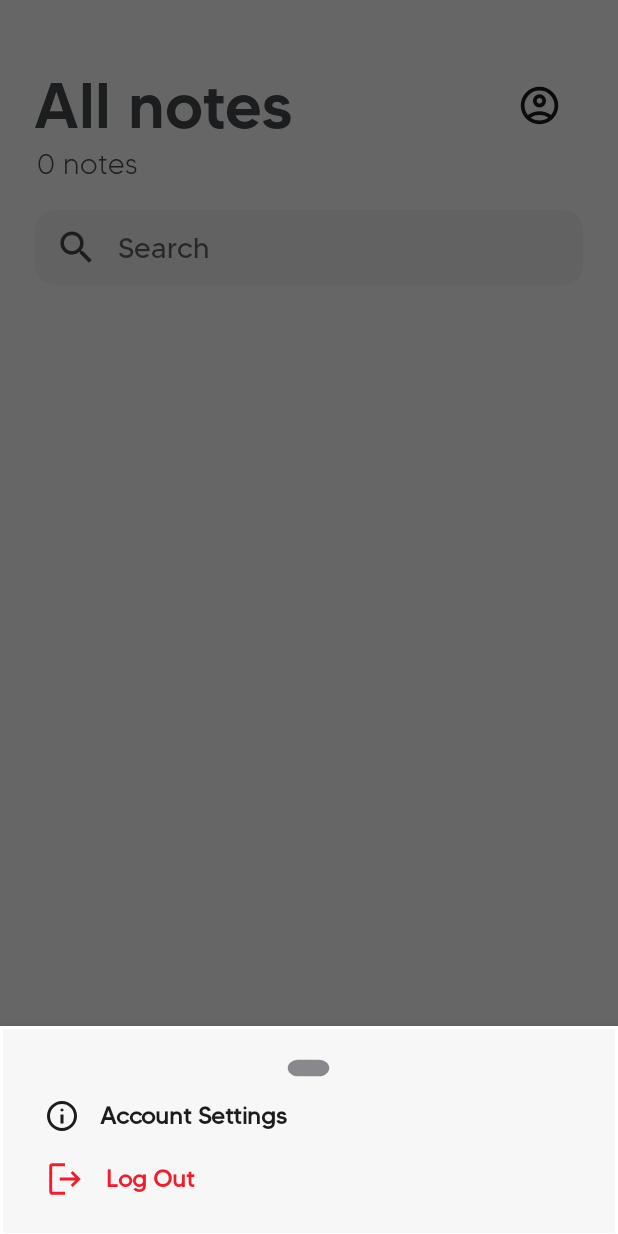
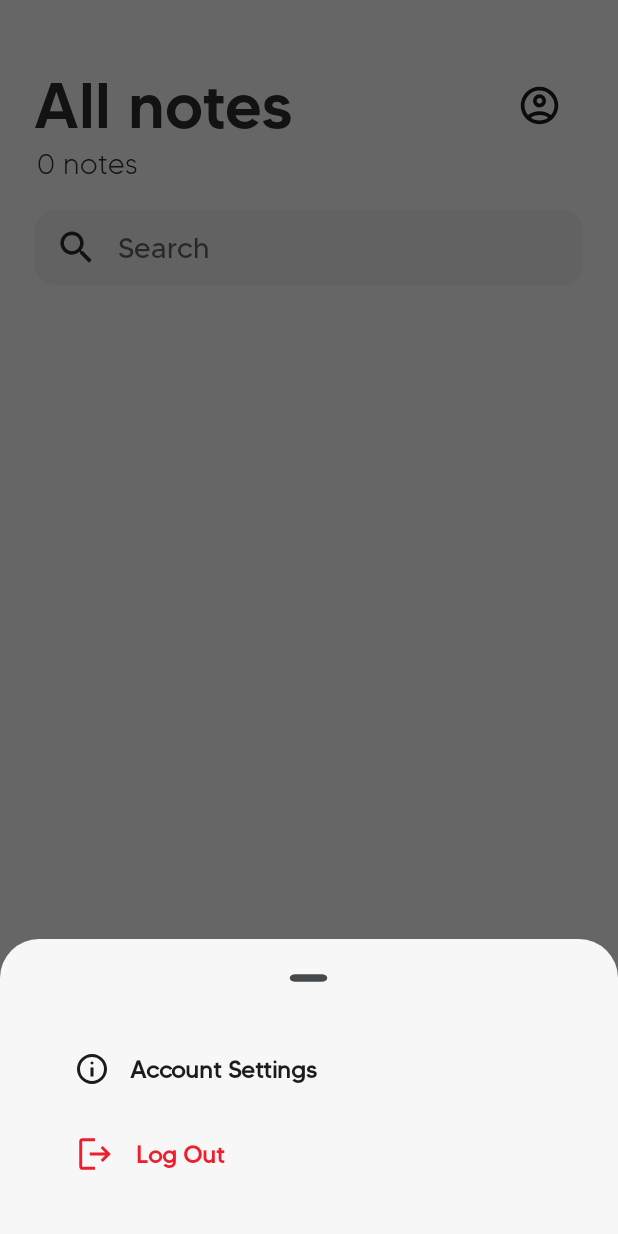
Before and after one commit to Archnightt/Firenote-v2, an Android app: the MainActivity screen opened directly, with no data from a screen before it, after a tap on an icon or button, on a phone screen of 412 x 824 dp. Run offline under Robolectric (Android 15) with nearby library versions, the phone set to English and light mode, and no system bars; our stand-ins replace CircleImageView, Firebase (no records; nobody signed in at launch, a user with empty details on screens opened directly), Room's generated code, sdp/ssp sizes; pictures from the network do not load.

Commit message:
UI updates

```diff
--- a/app/src/main/java/com/night/SkyNote/activities/MainActivity.java
+++ b/app/src/main/java/com/night/SkyNote/activities/MainActivity.java
@@ -152,7 +152,7 @@ public class MainActivity extends AppCompatActivity implements NoteListener {
 
     private void showBottomSheetMenu() {
         // Create the BottomSheetDialog
-        BottomSheetDialog bottomSheetDialog = new BottomSheetDialog(this);
+        BottomSheetDialog bottomSheetDialog = new BottomSheetDialog(this, R.style.BottomSheetDialog);
 
         // Inflate the bottom sheet layout
         View bottomSheetView = getLayoutInflater().inflate(R.layout.bottom_sheet_menu, null);
@@ -174,6 +174,7 @@ public class MainActivity extends AppCompatActivity implements NoteListener {
             startActivity(intent);
         });
 
+        bottomSheetDialog.setContentView(bottomSheetView);
         // Show the bottom sheet dialog
         bottomSheetDialog.show();
     }
@@ -320,7 +321,7 @@ public class MainActivity extends AppCompatActivity implements NoteListener {
 
 
     ////////////////////////////
-    // METODA NOTECOUNTER LABEL
+    // METHOD NOTECOUNTER
     ////////////////////////////
     public void noteCounterSetLabel() {
         TextView noteCountView = findViewById(R.id.noteCount);
@@ -329,7 +330,7 @@ public class MainActivity extends AppCompatActivity implements NoteListener {
 
 
     /////////////////////
-    // METHOD GETNOTE
+    // METHOD GET NOTE
     /////////////////////
     private void getNote(final int request) {
 
@@ -396,7 +397,7 @@ public class MainActivity extends AppCompatActivity implements NoteListener {
         super.onActivityResult(requestCode, resultCode, data);
 
         // if a new note has been created, the request code for adding a single note is passed to the onActivityResult method
-        // for okzai, the result code of the previous activity (NoteEditor) must equal RESULT_OK
+        // for okay, the result code of the previous activity (NoteEditor) must equal RESULT_OK
         // when the application crashed, the code would be RESULT_CANCELED
         if (requestCode == addNoteCode && resultCode == RESULT_OK) {
             getNote(addNoteCode);
--- a/app/src/main/res/drawable/dialog_background.xml
+++ b/app/src/main/res/drawable/dialog_background.xml
@@ -1,12 +1,14 @@
 <?xml version="1.0" encoding="utf-8"?>
-<shape xmlns:android="http://schemas.android.com/apk/res/android">
-    <solid android:color="?attr/colorSecondaryVariant"/>
-    <padding
-        android:left="8dp"
-        android:top="8dp"
-        android:right="8dp"
-        android:bottom="8dp" />
-    <stroke
-        android:width="2dp"
-        android:color="?attr/colorPrimaryVariant"/>
-</shape>
+
+<inset android:insetTop="0dp"
+    android:insetBottom="@dimen/_10sdp"
+    android:insetLeft="0dp"
+    android:insetRight="0dp"
+    xmlns:android="http://schemas.android.com/apk/res/android">
+
+    <shape xmlns:android="http://schemas.android.com/apk/res/android">
+        <solid android:color="?attr/colorSecondaryVariant"/>
+        <corners android:radius="@dimen/_17sdp"/>
+    </shape>
+
+</inset>
--- /dev/null
+++ b/app/src/main/res/drawable/drawer_background.xml
@@ -0,0 +1,8 @@
+<?xml version="1.0" encoding="utf-8"?>
+<shape xmlns:android="http://schemas.android.com/apk/res/android"
+    android:shape="rectangle">
+    <solid android:color="?attr/colorPrimaryVariant"/>
+    <corners android:topLeftRadius="26dp"
+        android:topRightRadius="26dp"/>
+
+</shape>
--- /dev/null
+++ b/app/src/main/res/drawable/ic_slider.xml
@@ -0,0 +1,5 @@
+<vector xmlns:android="http://schemas.android.com/apk/res/android" android:height="18dp" android:viewportHeight="960" android:viewportWidth="960" android:width="18dp">
+
+    <path android:fillColor="#46494c" android:pathData="M200,600q-50,0 -85,-35t-35,-85q0,-50 35,-85t85,-35h560q50,0 85,35t35,85q0,50 -35,85t-85,35L200,600Z"/>
+
+</vector>
--- a/app/src/main/res/layout/activity_main.xml
+++ b/app/src/main/res/layout/activity_main.xml
@@ -4,7 +4,7 @@
     xmlns:tools="http://schemas.android.com/tools"
     android:layout_width="match_parent"
     android:layout_height="match_parent"
-    android:background="?attr/colorPrimaryVariant"
+    android:background="?attr/colorOnSecondary"
     tools:context=".activities.MainActivity">
 
 
@@ -124,19 +124,6 @@
         android:scrollbarStyle="outsideOverlay"
         android:hapticFeedbackEnabled="true"/>
 
-<!--    <Button-->
-<!--        android:id="@+id/buttonAddNote"-->
-<!--        android:layout_width="match_parent"-->
-<!--        android:layout_height="@dimen/_40sdp"-->
-<!--        app:layout_constraintBottom_toBottomOf="parent"-->
-<!--        android:text="Add note"-->
-<!--        android:textColor="@color/white"-->
-<!--        android:fontFamily="@font/tommy_medium"-->
-<!--        android:background="@drawable/button_rounded"-->
-<!--        android:layout_margin="@dimen/_15sdp"-->
-<!--        android:textSize="@dimen/_12sdp"-->
-<!--        android:animateLayoutChanges="true"-->
-<!--        />-->
 
     <com.google.android.material.floatingactionbutton.FloatingActionButton
         android:id="@+id/buttonAddNote"
--- a/app/src/main/res/layout/bottom_sheet_menu.xml
+++ b/app/src/main/res/layout/bottom_sheet_menu.xml
@@ -2,25 +2,27 @@
 <LinearLayout xmlns:android="http://schemas.android.com/apk/res/android"
     android:layout_width="match_parent"
     android:layout_height="wrap_content"
-    xmlns:app="http://schemas.android.com/apk/res-auto"
     android:orientation="vertical"
-    android:background="@drawable/dialog_background"
+    android:background="@drawable/drawer_background"
+    android:backgroundTint="?attr/colorSecondaryVariant"
     android:layout_gravity="bottom"
     android:padding="16dp">
 
     <ImageView
         android:layout_width="30dp"
-        android:layout_height="24dp"
-        android:background="@drawable/ic_pill"
-        android:layout_gravity="center" />
-    />
+        android:layout_height="20dp"
+        android:background="@drawable/ic_slider"
+        android:layout_gravity="center"
+        android:layout_marginBottom="@dimen/_20ssp" />
 
 
     <TextView
         android:id="@+id/account_settings"
         android:drawableLeft="@drawable/ic_info"
-        android:layout_width="match_parent"
-        android:layout_height="wrap_content"
+        android:layout_gravity="center"
+        android:layout_width="340dp"
+        android:layout_height="50dp"
+
         android:fontFamily="@font/tommy_regular"
         android:paddingStart="@dimen/_10sdp"
         android:textColor="?attr/colorOnBackground"
@@ -28,21 +30,26 @@
         android:gravity="center_vertical"
         android:padding="8dp"
         android:text="Account Settings"
+        android:layout_marginBottom="@dimen/_5sdp"
         android:textSize="16sp"
         android:textStyle="bold"
         android:clickable="true"
         android:focusable="true" />
 
 
+
     <TextView
         android:id="@+id/logout"
-        android:layout_width="match_parent"
-        android:layout_height="wrap_content"
+        android:layout_width="340dp"
+        android:layout_gravity="center"
+        android:layout_height="50dp"
+
         android:fontFamily="@font/tommy_regular"
         android:drawableLeft="@drawable/ic_logout"
         android:paddingStart="@dimen/_10sdp"
         android:drawablePadding="@dimen/_10ssp"
         android:gravity="center_vertical"
+        android:layout_marginBottom="@dimen/_10sdp"
         android:textColor="@color/red"
         android:clickable="true"
         android:focusable="true"
--- a/app/src/main/res/layout/note_layout.xml
+++ b/app/src/main/res/layout/note_layout.xml
@@ -21,7 +21,7 @@
         android:fontFamily="@font/tommy_medium"
         android:textColor="?attr/colorOnPrimary"
         android:textSize="@dimen/_15sdp"
-        android:maxLines="1"></TextView>
+        android:maxLines="1"/>
 
     <TextView
         android:layout_width="match_parent"
@@ -34,7 +34,7 @@
         android:fontFamily="@font/tommy_regular"
         android:textColor="@color/grey"
         android:textSize="@dimen/_11sdp"
-        android:maxLines="3"></TextView>
+        android:maxLines="3"/>
 
 
 </LinearLayout>
--- a/app/src/main/res/values-night/themes.xml
+++ b/app/src/main/res/values-night/themes.xml
@@ -5,7 +5,7 @@
         <item name="colorPrimary">@color/lightorange</item>
 
         <!-- BACKGROUND COLOR-->
-        <item name="colorPrimaryVariant">@color/black</item>
+        <item name="colorPrimaryVariant">@color/lightgrey</item>
 
         <!-- MAIN FONT COLOR-->
         <item name="colorOnPrimary">@color/white</item>
@@ -16,13 +16,24 @@
         <!-- CONTRAST FONT COLOR-->
         <item name="colorSecondary">@color/lightorange</item>
 
-        <!-- BACKGROUND NOTATKI-->
+        <!-- BACKGROUND NOTES-->
         <item name="colorSecondaryVariant">@color/iosblack</item>
 
-        <!-- STATUSBAR -->
+        <!-- STATUS BAR -->
         <item name="colorOnSecondary">@color/black</item>
 
         <item name="android:statusBarColor" tools:targetApi="l">?attr/colorOnSecondary</item>
         <item name="android:windowLightStatusBar">false</item>
+
     </style>
+
+    <style name="BottomSheetDialog" parent="Theme.Design.Light.BottomSheetDialog">
+        <item name="bottomSheetStyle">@style/bottomSheetStyleWrapper</item>
+    </style>
+
+    <style name="bottomSheetStyleWrapper" parent="Widget.Design.BottomSheet.Modal">
+        <item name="android:background">@android:color/transparent</item>
+    </style>
+
+
 </resources>
--- a/app/src/main/res/values/colors.xml
+++ b/app/src/main/res/values/colors.xml
@@ -4,7 +4,8 @@
     <color name="white">#ffffff</color>
     <color name="lightblue">#a0c4ff</color>
     <color name="grey">#89888d</color>
-    <color name="darkgrey">#46494c</color>
+    <color name="lightgrey">#d1d1d1</color>
+    <color name="darkgrey">#2e2e2e</color>
     <color name="black">#000000</color>
     <color name="lighterblack">#1c1c1e</color>
     <color name="orange">#ffb703</color>
@@ -14,6 +15,5 @@
     <color name="samsungblack">#171717</color>
     <color name="iosblack">#1c1c1e</color>
     <color name="ioswhiteBG">#f7f7f7</color>
-    <color name="lightgrey">#aeb0b2</color>
     <color name="red">#f01e2c</color>
 </resources>
--- a/app/src/main/res/values/themes.xml
+++ b/app/src/main/res/values/themes.xml
@@ -5,7 +5,7 @@
         <item name="colorPrimary">@color/lightorange</item>
 
         <!-- BACKGROUND COLOR-->
-        <item name="colorPrimaryVariant">@color/white</item>
+        <item name="colorPrimaryVariant">@color/darkgrey</item>
 
         <!-- MAIN FONT COLOR-->
         <item name="colorOnPrimary">@color/darkgrey</item>
@@ -16,13 +16,22 @@
         <!-- CONTRAST FONT COLOR-->
         <item name="colorSecondary">@color/lightorange</item>
 
-        <!-- BACKGROUND NOTATKI-->
+        <!-- BACKGROUND NOTES-->
         <item name="colorSecondaryVariant">@color/ioswhiteBG</item>
 
-        <!-- STATUSBAR -->
+        <!-- STATUS BAR -->
         <item name="colorOnSecondary">@color/white</item>
 
         <item name="android:statusBarColor" tools:targetApi="l">?attr/colorOnSecondary</item>
         <item name="android:windowLightStatusBar">true</item>
+
+    </style>
+
+    <style name="BottomSheetDialog" parent="Theme.Design.Light.BottomSheetDialog">
+        <item name="bottomSheetStyle">@style/bottomSheetStyleWrapper</item>
+    </style>
+
+    <style name="bottomSheetStyleWrapper" parent="Widget.Design.BottomSheet.Modal">
+        <item name="android:background">@android:color/transparent</item>
     </style>
 </resources>
```
Also changed, not shown: app/src/main/res/layout/activity_login.xml (+4 -6 lines), app/src/main/res/layout/delete_layout.xml (+5 -11 lines).
